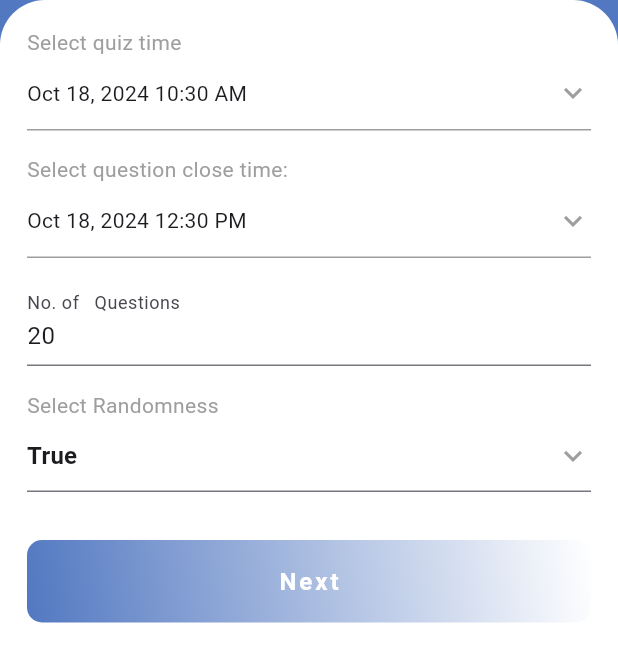
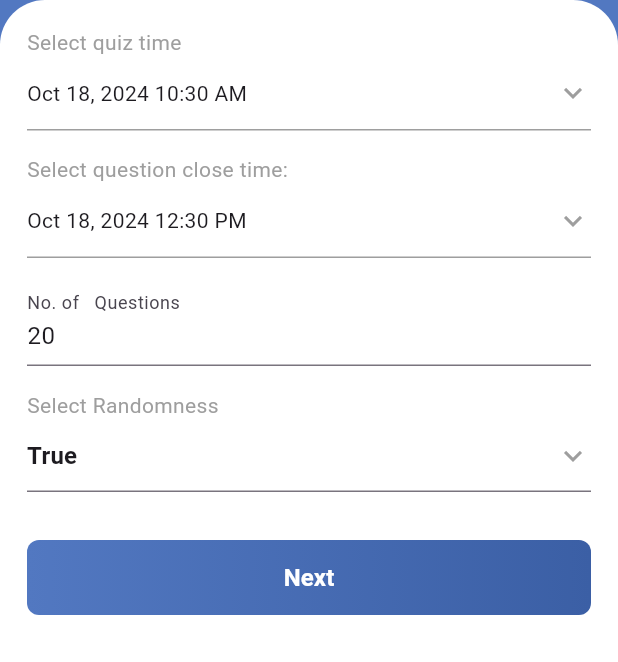
Before and after one commit to georgecabaccang/iskulapp-flutter, a Flutter app: the QuestionSetupPage screen opened directly, on a phone screen of 412 x 824 dp. Shown: the top 662 px of the screen. Run offline on Flutter 3.47's test engine with Material 3 defaults, Android fonts, the phone set to English and light mode, and no system bars; our stand-ins replace dotted_line, flutter_bloc, flutter_dotenv, flutter_secure_storage, flutter_spinkit, freezed_annotation and 1 more; missing offline and left inert: powersync; accounts and stored records are empty.

Commit message:
update default button styling

```diff
--- a/lib/pages/common_widgets/default_button.dart
+++ b/lib/pages/common_widgets/default_button.dart
@@ -9,29 +9,38 @@ class DefaultButton extends StatelessWidget {
 
   @override
   Widget build(BuildContext context) {
+    Color darkerColor = HSLColor.fromColor(AppColors.primaryColor)
+        .withLightness(
+            (HSLColor.fromColor(AppColors.primaryColor).lightness - 0.1)
+                .clamp(0.0, 1.0))
+        .toColor();
+
     return Container(
+      width: double.infinity, // Makes the button expand to full width
+      height: 50, // Fixed height for the button
       decoration: BoxDecoration(
-        gradient: const LinearGradient(
-          colors: [AppColors.whiteColor, AppColors.primaryColor],
-          begin: Alignment.topRight,
-          end: Alignment.bottomLeft,
+        gradient: LinearGradient(
+          colors: [AppColors.primaryColor, darkerColor], // Blue gradient
+          begin: Alignment.centerLeft,
+          end: Alignment.centerRight,
         ),
-        borderRadius: BorderRadius.circular(10.0),
+        borderRadius: BorderRadius.circular(8.0), // Rounded corners
       ),
       child: ElevatedButton(
         onPressed: onPressed,
         style: ElevatedButton.styleFrom(
           backgroundColor: Colors.transparent,
           shadowColor: Colors.transparent,
-          padding: const EdgeInsets.symmetric(vertical: 16, horizontal: 50),
+          shape: RoundedRectangleBorder(
+            borderRadius: BorderRadius.circular(8.0),
+          ),
         ),
         child: Text(
           text,
           style: const TextStyle(
-            color: Colors.white, // White text color
+            color: Colors.white,
             fontSize: 16.0,
-            fontWeight: FontWeight.bold, // Bold text
-            letterSpacing: 2.0, // Increase letter spacing
+            fontWeight: FontWeight.w600, // Semi-bold text
           ),
         ),
       ),
```
